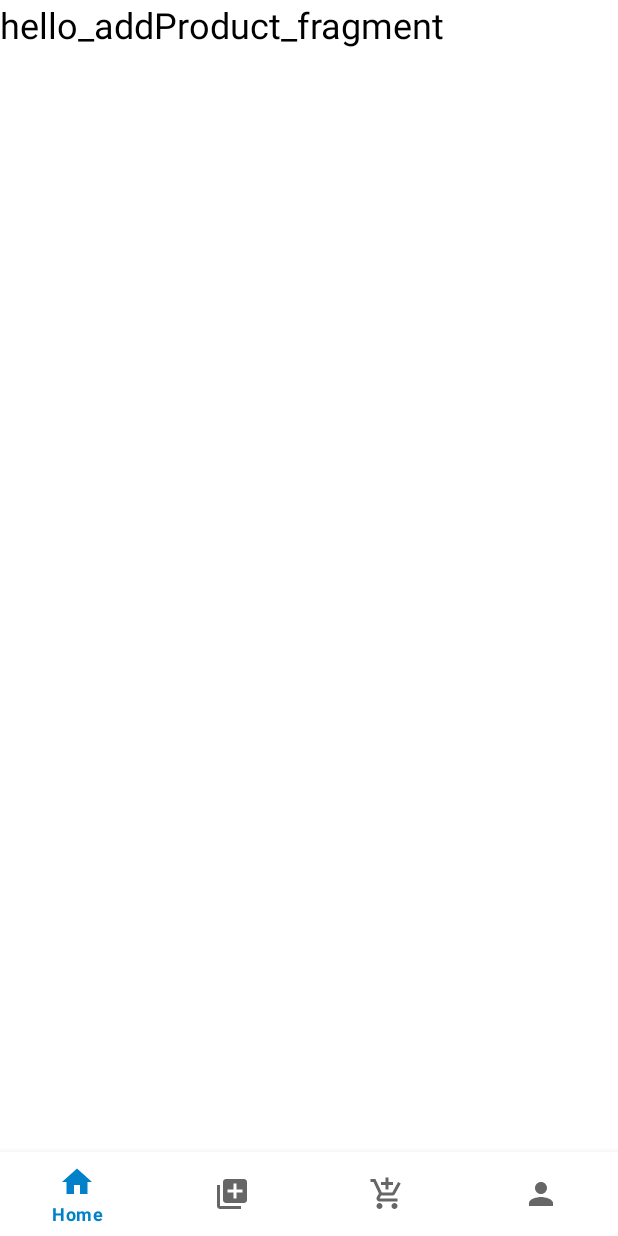
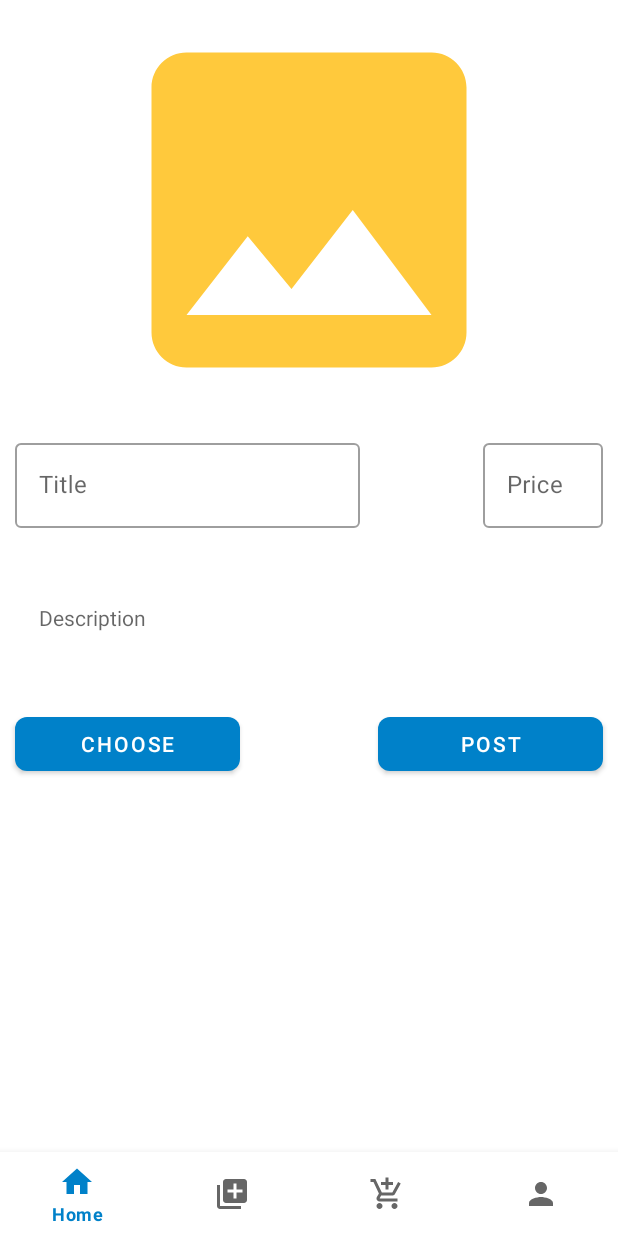
Before and after one commit to KolaKodhek/Discovery, an Android app: the fragment Addproduct placed in its activity, on a phone screen of 412 x 824 dp. Run offline under Robolectric (Android 15) with nearby library versions, the phone set to English and light mode, and no system bars.

Commit message:
Able to add product from local storage

```diff
--- a/app/src/main/AndroidManifest.xml
+++ b/app/src/main/AndroidManifest.xml
@@ -4,6 +4,8 @@
 
     <uses-permission android:name="android.permission.INTERNET" />
     <uses-permission android:name="android.permission.ACCESS_NETWORK_STATE" />
+    <uses-permission android:name="android.permission.READ_EXTERNAL_STORAGE" />
+
 
     <application
         android:allowBackup="true"
--- a/app/src/main/java/com/example/discover/Addproduct.kt
+++ b/app/src/main/java/com/example/discover/Addproduct.kt
@@ -1,10 +1,22 @@
 package com.example.discover
 
+import android.content.pm.PackageManager
 import android.os.Bundle
 import androidx.fragment.app.Fragment
 import android.view.LayoutInflater
 import android.view.View
 import android.view.ViewGroup
+import android.widget.ImageView
+import androidx.core.app.ActivityCompat
+import androidx.core.content.ContextCompat
+import android.Manifest
+import android.app.Activity
+import android.content.Intent
+import android.graphics.BitmapFactory
+import android.net.Uri
+import android.provider.MediaStore
+import android.widget.Button
+import android.widget.Toast
 
 // TODO: Rename parameter arguments, choose names that match
 // the fragment initialization parameters, e.g. ARG_ITEM_NUMBER
@@ -21,6 +33,13 @@ class Addproduct : Fragment() {
     private var param1: String? = null
     private var param2: String? = null
 
+    private val PICK_IMAGE_REQUEST = 1 // Request code for image picker
+    private val PERMISSION_REQUEST_CODE = 2 // Request code for storage permission
+
+    private lateinit var imageView: ImageView
+    private lateinit var chooseProduct:Button
+    private lateinit var postProduct:Button
+
     override fun onCreate(savedInstanceState: Bundle?) {
         super.onCreate(savedInstanceState)
         arguments?.let {
@@ -34,8 +53,85 @@ class Addproduct : Fragment() {
         savedInstanceState: Bundle?
     ): View? {
         // Inflate the layout for this fragment
-        return inflater.inflate(R.layout.fragment_addproduct, container, false)
+        val view = inflater.inflate(R.layout.fragment_addproduct, container, false)
+        imageView = view.findViewById(R.id.toAddProduct)
+        chooseProduct= view.findViewById(R.id.toAddProductbtn)
+
+        // Request storage permission if not granted
+        if (ContextCompat.checkSelfPermission(
+                requireContext(),
+                Manifest.permission.READ_EXTERNAL_STORAGE
+            ) != PackageManager.PERMISSION_GRANTED
+        ) {
+            ActivityCompat.requestPermissions(
+                requireActivity(),
+                arrayOf(Manifest.permission.READ_EXTERNAL_STORAGE),
+                PERMISSION_REQUEST_CODE
+            )
+        }
+//        chooseProduct.setOnClickListener {
+//            if (isStoragePermissionGranted()) {
+//                openImagePicker()
+//            }
+//        }
+        imageView.setOnClickListener {
+            if (isStoragePermissionGranted()) {
+                openImagePicker()
+            }
+        }
+//        postProduct.setOnClickListener {
+//            Toast.makeText(requireContext(),"Product posted successfully",Toast.LENGTH_SHORT).show()
+//        }
+        return view
     }
+    override fun onRequestPermissionsResult(
+        requestCode: Int,
+        permissions: Array<out String>,
+        grantResults: IntArray
+    ) {
+        super.onRequestPermissionsResult(requestCode, permissions, grantResults)
+
+        if (requestCode == PERMISSION_REQUEST_CODE) {
+            if (grantResults.isNotEmpty() && grantResults[0] == PackageManager.PERMISSION_GRANTED) {
+                // Permission granted, open image picker
+                openImagePicker()
+            } else {
+                // Permission denied, handle accordingly (e.g., show a message to the user)
+            }
+        }
+    }
+    private fun isStoragePermissionGranted(): Boolean {
+        return ContextCompat.checkSelfPermission(
+            requireContext(),
+            Manifest.permission.READ_EXTERNAL_STORAGE
+        ) == PackageManager.PERMISSION_GRANTED
+    }
+    private fun openImagePicker() {
+        val intent = Intent(Intent.ACTION_PICK, MediaStore.Images.Media.EXTERNAL_CONTENT_URI)
+        try {
+            startActivityForResult(intent, PICK_IMAGE_REQUEST)
+        } catch (e: Exception) {
+            e.printStackTrace()
+            // Handle the exception (e.g., show a message to the user)
+        }
+    }
+
+    override fun onActivityResult(requestCode: Int, resultCode: Int, data: Intent?) {
+        super.onActivityResult(requestCode, resultCode, data)
+
+        if (requestCode == PICK_IMAGE_REQUEST && resultCode == Activity.RESULT_OK && data != null) {
+            try {
+                val imageUri: Uri? = data.data
+                val inputStream = requireActivity().contentResolver.openInputStream(imageUri!!)
+                val bitmap = BitmapFactory.decodeStream(inputStream)
+                imageView.setImageBitmap(bitmap)
+            } catch (e: Exception) {
+                e.printStackTrace()
+                // Handle the exception (e.g., show a message to the user)
+            }
+        }
+    }
+
 
     companion object {
         /**
@@ -56,4 +152,5 @@ class Addproduct : Fragment() {
                 }
             }
     }
+
 }
--- /dev/null
+++ b/app/src/main/res/drawable/image_load.xml
@@ -0,0 +1,5 @@
+<vector android:height="24dp" android:tint="#FFC93C"
+    android:viewportHeight="24" android:viewportWidth="24"
+    android:width="24dp" xmlns:android="http://schemas.android.com/apk/res/android">
+    <path android:fillColor="@android:color/white" android:pathData="M21,19V5c0,-1.1 -0.9,-2 -2,-2H5c-1.1,0 -2,0.9 -2,2v14c0,1.1 0.9,2 2,2h14c1.1,0 2,-0.9 2,-2zM8.5,13.5l2.5,3.01L14.5,12l4.5,6H5l3.5,-4.5z"/>
+</vector>
--- a/app/src/main/res/layout/fragment_addproduct.xml
+++ b/app/src/main/res/layout/fragment_addproduct.xml
@@ -1,16 +1,121 @@
 <?xml version="1.0" encoding="utf-8"?>
 <FrameLayout xmlns:android="http://schemas.android.com/apk/res/android"
+    xmlns:app="http://schemas.android.com/apk/res-auto"
     xmlns:tools="http://schemas.android.com/tools"
     android:layout_width="match_parent"
     android:layout_height="match_parent"
-    tools:context=".Addproduct">
+    tools:context=".Addproduct"
+    >
 
     <!-- TODO: Update blank fragment layout -->
-    <TextView
+    <androidx.constraintlayout.widget.ConstraintLayout
         android:layout_width="match_parent"
-        android:layout_height="match_parent"
-        android:text="@string/hello_addProduct_fragment"
-        android:textSize="24sp"
-        android:textColor="@color/black"/>
+        android:layout_height="match_parent">
+
+        <ImageView
+            android:id="@+id/toAddProduct"
+            android:layout_width="match_parent"
+            android:layout_height="280dp"
+            android:src="@drawable/image_load"
+            app:layout_constraintEnd_toEndOf="parent"
+            app:layout_constraintStart_toStartOf="parent"
+            app:layout_constraintTop_toTopOf="parent" />
+
+        <com.google.android.material.textfield.TextInputLayout
+            android:id="@+id/toAddProductTitle"
+            android:layout_width="230dp"
+            style="@style/Widget.MaterialComponents.TextInputLayout.OutlinedBox"
+            android:layout_height="wrap_content"
+            android:hint="Title"
+            android:textSize="18sp"
+            android:layout_marginTop="10dp"
+            android:layout_marginStart="10dp"
+            android:layout_marginEnd="6dp"
+
+            app:layout_constraintHorizontal_bias="0.0"
+            app:layout_constraintStart_toStartOf="parent"
+            app:layout_constraintTop_toBottomOf="@+id/toAddProduct">
+
+            <com.google.android.material.textfield.TextInputEditText
+                android:layout_width="match_parent"
+                android:layout_height="match_parent"
+                android:inputType="textCapSentences"
+                />
+        </com.google.android.material.textfield.TextInputLayout>
+
+        <com.google.android.material.textfield.TextInputLayout
+            android:id="@+id/toAddProductPrice"
+            style="@style/Widget.MaterialComponents.TextInputLayout.OutlinedBox"
+            android:layout_width="80dp"
+            android:layout_height="wrap_content"
+            android:hint="Price"
+            android:textSize="18sp"
+            android:layout_marginTop="10dp"
+            android:layout_marginEnd="10dp"
+            app:layout_constraintEnd_toEndOf="parent"
+            app:layout_constraintTop_toBottomOf="@+id/toAddProduct">
+
+            <com.google.android.material.textfield.TextInputEditText
+                android:layout_width="match_parent"
+                android:layout_height="match_parent"
+                android:inputType="numberDecimal" />
+        </com.google.android.material.textfield.TextInputLayout>
+
+<!--        <com.google.android.material.textfield.TextInputLayout-->
+<!--            -->
+<!--            android:layout_width="80dp"-->
+<!--            style="@style/Widget.MaterialComponents.TextInputLayout.OutlinedBox"-->
+<!--            android:layout_height="wrap_content"-->
+<!--            android:layout_we="wrap_content"-->
+<!--            android:layout_marginEnd="10dp"-->
+<!--            android:layout_marginTop="10dp"-->
+<!--            android:textSize="18sp"-->
+<!--            android:hint="Price"-->
+<!--            app:layout_constraintEnd_toEndOf="parent"-->
+<!--            app:layout_constraintTop_toBottomOf="@+id/toAddProduct"-->
+<!--            >-->
+
+<!--            <com.google.android.material.textfield.TextInputEditText-->
+<!--                android:layout_width="match_parent"-->
+<!--                android:layout_height="match_parent"-->
+<!--                android:inputType="numberDecimal"-->
+<!--                />-->
+<!--        </com.google.android.material.textfield.TextInputLayout>-->
+
+        <com.google.android.material.textfield.TextInputEditText
+            android:id="@+id/toAddProductDesc"
+            android:layout_width="match_parent"
+            android:layout_height="100dp"
+            android:layout_marginEnd="10dp"
+            android:hint="Description"
+            style="@style/Widget.MaterialComponents.TextInputLayout.OutlinedBox"
+            android:layout_marginTop="10dp"
+            android:layout_marginStart="10dp"
+            app:layout_constraintTop_toBottomOf="@+id/toAddProductTitle"/>
+
+        <com.google.android.material.button.MaterialButton
+            android:id="@+id/toAddProductbtn"
+            android:layout_width="150dp"
+            android:layout_height="wrap_content"
+            android:layout_marginTop="10dp"
+            android:layout_marginStart="10dp"
+            android:text="Choose"
+            app:cornerRadius="8dp"
+            app:layout_constraintStart_toStartOf="parent"
+            app:layout_constraintTop_toBottomOf="@+id/toAddProductDesc" />
+
+        <com.google.android.material.button.MaterialButton
+            android:id="@+id/toPostProductbtn"
+            android:layout_width="150dp"
+            android:layout_height="wrap_content"
+            android:layout_marginTop="10dp"
+            android:layout_marginEnd="10dp"
+            android:text="Post"
+            app:cornerRadius="8dp"
+            app:layout_constraintEnd_toEndOf="parent"
+            app:layout_constraintTop_toBottomOf="@+id/toAddProductDesc" />
+
+    </androidx.constraintlayout.widget.ConstraintLayout>
+
 
 </FrameLayout>
```
